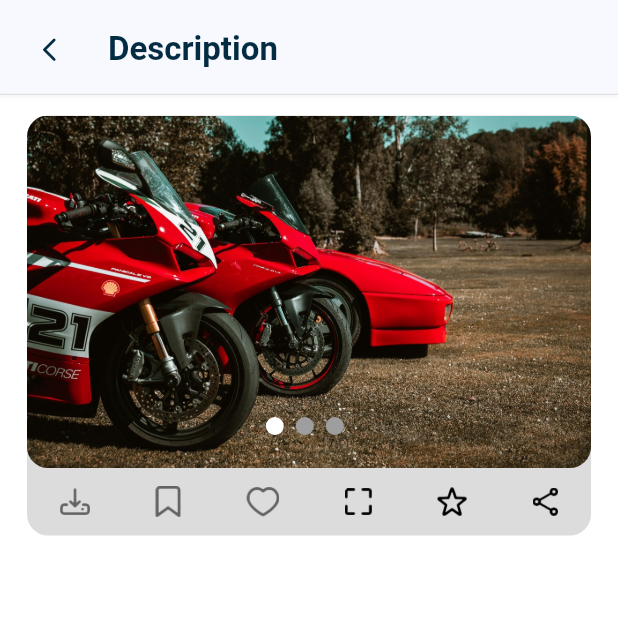
After one commit to codex7Teen/promilo_app_flutter_api, a Flutter app: the ScreenDescription screen opened directly, on a phone screen of 412 x 824 dp, the top half of it. The commit adds this screen. Run offline on Flutter 3.47's test engine with Material 3 defaults, Android fonts, the phone set to English and light mode, and no system bars; drawn by our look-alikes of carousel_slider, smooth_page_indicator; our stand-ins replace flutter_secure_storage, get; accounts and stored records are empty.

Commit message:
done carousel and icons of description screen

```diff
--- a/lib/core/config/app_colors.dart
+++ b/lib/core/config/app_colors.dart
@@ -4,6 +4,7 @@ class AppColors {
   static const Color whiteColor = Colors.white;
   static const Color darkGreyColor = Color.fromARGB(255, 96, 96, 96);
   static const Color greyColor = Colors.grey;
+  static const Color lightGreyColor = Color.fromARGB(255, 220, 220, 220);
   static const Color darkBlueThemeColor = Color(0xFF032C42);
   static const Color blueThemeColor = Color(0xFF2179A6);
   static const Color cyanBlueThemeColor = Color(0xFF3EDCE3);
--- /dev/null
+++ b/lib/features/description/controller/description_controller.dart
@@ -0,0 +1,10 @@
+import 'package:get/get.dart';
+
+class DescriptionController extends GetxController {
+  // integer to tract current carousel page and update it to dot indicator
+  final RxInt currentPage = 0.obs;
+
+  void updateCarouselPage(int index) {
+    currentPage.value = index;
+  }
+}
--- /dev/null
+++ b/lib/features/description/presentation/screens/description_screen.dart
@@ -0,0 +1,172 @@
+import 'package:carousel_slider/carousel_options.dart';
+import 'package:carousel_slider/carousel_slider.dart';
+import 'package:flutter/material.dart';
+import 'package:get/get.dart';
+import 'package:promilo_flutter_app/core/config/app_colors.dart';
+import 'package:promilo_flutter_app/core/config/app_text_styles.dart';
+import 'package:promilo_flutter_app/features/description/controller/description_controller.dart';
+import 'package:smooth_page_indicator/smooth_page_indicator.dart';
+
+class ScreenDescription extends StatelessWidget {
+  ScreenDescription({super.key});
+
+  //! INJECTING THE CONTROLLER
+  final descriptionScreenController = Get.put(DescriptionController());
+
+  @override
+  Widget build(BuildContext context) {
+    return Scaffold(
+      //! APPBAR
+      appBar: AppBar(
+          bottom: PreferredSize(
+            preferredSize: Size.fromHeight(7),
+            child: Container(
+              height: 0.4,
+              decoration: BoxDecoration(
+                color: Colors.grey.withValues(alpha: 0.5),
+                boxShadow: [
+                  BoxShadow(
+                      color: Colors.black.withValues(alpha: 0.1),
+                      offset: Offset(0, 1),
+                      blurRadius: 1,
+                      spreadRadius: 0.2),
+                ],
+              ),
+            ),
+          ),
+          title: Padding(
+            padding: const EdgeInsets.only(top: 10),
+            child: Text(
+              'Description',
+              style: AppTextStyles.promiloText,
+            ),
+          ),
+          leading: GestureDetector(
+            onTap: () => Get.back(),
+            child: Padding(
+              padding: const EdgeInsets.only(left: 10, top: 10),
+              child: Icon(
+                Icons.arrow_back_ios_new_rounded,
+                size: 19,
+                color: AppColors.darkBlueThemeColor,
+              ),
+            ),
+          )),
+      backgroundColor: AppColors.whiteColor,
+      //! BODY
+      body: Padding(
+        padding: const EdgeInsets.only(left: 18, right: 18, top: 14),
+        child: Column(
+          mainAxisAlignment: MainAxisAlignment.start,
+          crossAxisAlignment: CrossAxisAlignment.start,
+          children: [
+            //! IMAGES SECTION
+            Container(
+                height: 280,
+                decoration: BoxDecoration(
+                  color: AppColors.lightGreyColor,
+                  borderRadius: BorderRadius.circular(14),
+                ),
+                child: Column(
+                  mainAxisAlignment: MainAxisAlignment.start,
+                  children: [
+                    Align(
+                      alignment: Alignment.topLeft,
+                      child: CarouselSlider(
+                          items: carouselImagesWithText.map((carousel) {
+                            return Stack(
+                              children: [
+                                SizedBox(
+                                  height: 235,
+                                  child: ClipRRect(
+                                      borderRadius: BorderRadius.circular(14),
+                                      child: Image.asset(carousel['url']!,
+                                          fit: BoxFit.cover,
+                                          width: double.infinity)),
+                                ),
+                                // Text on top
+                                Positioned(
+                                  bottom: 22,
+                                  right: MediaQuery.sizeOf(context).width * 0.4,
+                                  child: Obx(
+                                    () => Center(
+                                      child: AnimatedSmoothIndicator(
+                                          activeIndex:
+                                              descriptionScreenController
+                                                  .currentPage
+                                                  .toInt(),
+                                          count: carouselImagesWithText.length,
+                                          effect: SlideEffect(
+                                              dotWidth: 12,
+                                              dotHeight: 12,
+                                              activeDotColor:
+                                                  AppColors.whiteColor)),
+                                    ),
+                                  ),
+                                )
+                              ],
+                            );
+                          }).toList(),
+                          options: CarouselOptions(
+                              onPageChanged: (index, reason) {
+                                descriptionScreenController
+                                    .updateCarouselPage(index);
+                              },
+                              viewportFraction: 1.0,
+                              height: 235,
+                              padEnds: false)),
+                    ),
+                    SizedBox(height: 12),
+                    Padding(
+                      padding: const EdgeInsets.symmetric(horizontal: 22),
+                      child: Row(
+                        crossAxisAlignment: CrossAxisAlignment.center,
+                        mainAxisAlignment: MainAxisAlignment.spaceBetween,
+                        children: [
+                          Image.asset(
+                              'assets/images/descr_image_1-removebg-preview.png',
+                              width: 20),
+                          Image.asset(
+                              'assets/images/descr_image_2-removebg-preview.png',
+                              width: 17),
+                          Image.asset(
+                              'assets/images/descr_image_3-removebg-preview.png',
+                              width: 22),
+                          Image.asset(
+                              'assets/images/descr_image_4-removebg-preview.png',
+                              width: 18),
+                          Image.asset(
+                              'assets/images/descr_image_5-removebg-preview.png',
+                              width: 20),
+                          GestureDetector(
+                            child: Image.asset(
+                                'assets/images/descr_image_6-removebg-preview.png',
+                                width: 17),
+                          ),
+                        ],
+                      ),
+                    )
+                  ],
+                ))
+          ],
+        ),
+      ),
+    );
+  }
+
+  // List of carousel
+  static const List<Map<String, String>> carouselImagesWithText = [
+    {
+      'url': 'assets/images/carousel_1.jpg',
+      'text': 'Popular Meetups\nin India'
+    },
+    {
+      'url': 'assets/images/carousel_2.jpg',
+      'text': 'The Ducati Panigale V4 lineup\nmeets code seventeen!'
+    },
+    {
+      'url': 'assets/images/carousel_3.jpg',
+      'text': 'The Ducati Panigale V4 lineup\nmeets code seventeen!'
+    }
+  ];
+}
--- a/lib/features/home/presentation/screen/home_screen.dart
+++ b/lib/features/home/presentation/screen/home_screen.dart
@@ -2,6 +2,7 @@ import 'package:flutter/material.dart';
 import 'package:flutter/rendering.dart';
 import 'package:get/get.dart';
 import 'package:promilo_flutter_app/core/config/app_colors.dart';
+import 'package:promilo_flutter_app/features/description/presentation/screens/description_screen.dart';
 import 'package:promilo_flutter_app/features/home/controller/home_screen_controller.dart';
 import 'package:promilo_flutter_app/features/home/presentation/widgets/home_screen_widgets.dart';
 
@@ -67,7 +68,9 @@ class ScreenHome extends StatelessWidget {
                   shrinkWrap: true,
                   itemCount: 4,
                   itemBuilder: (context, index) {
-                    return Container(
+                    return GestureDetector(
+                      onTap: () => Get.to(ScreenDescription()),
+                      child: Container(
                           width: MediaQuery.sizeOf(context).width * 0.4,
                           margin: EdgeInsets.only(right: 20),
                           child: Stack(
@@ -83,13 +86,22 @@ class ScreenHome extends StatelessWidget {
                                 right: 0,
                                 bottom: 0,
                                 child: Container(
-                                padding: EdgeInsets.symmetric(vertical: 3, horizontal: 5),
-                                decoration: BoxDecoration(color: AppColors.whiteColor, borderRadius: BorderRadius.circular(10)),
-                                child: Text("0${index + 1}", style: TextStyle(fontWeight: FontWeight.bold, fontSize: 40),),
+                                  padding: EdgeInsets.symmetric(
+                                      vertical: 3, horizontal: 5),
+                                  decoration: BoxDecoration(
+                                      color: AppColors.whiteColor,
+                                      borderRadius: BorderRadius.circular(10)),
+                                  child: Text(
+                                    "0${index + 1}",
+                                    style: TextStyle(
+                                        fontWeight: FontWeight.bold,
+                                        fontSize: 40),
+                                  ),
                                 ),
                               )
                             ],
-                        ));
+                          )),
+                    );
                   },
                 ),
               )
```
Also changed, not shown: assets/images/descr_image_1-removebg-preview.png (added), assets/images/descr_image_2-removebg-preview.png (added), assets/images/descr_image_3-removebg-preview.png (added), assets/images/descr_image_4-removebg-preview.png (added), assets/images/descr_image_5-removebg-preview.png (added), assets/images/descr_image_6-removebg-preview.png (added). Lines whose indentation alone changed are shown as unchanged.
